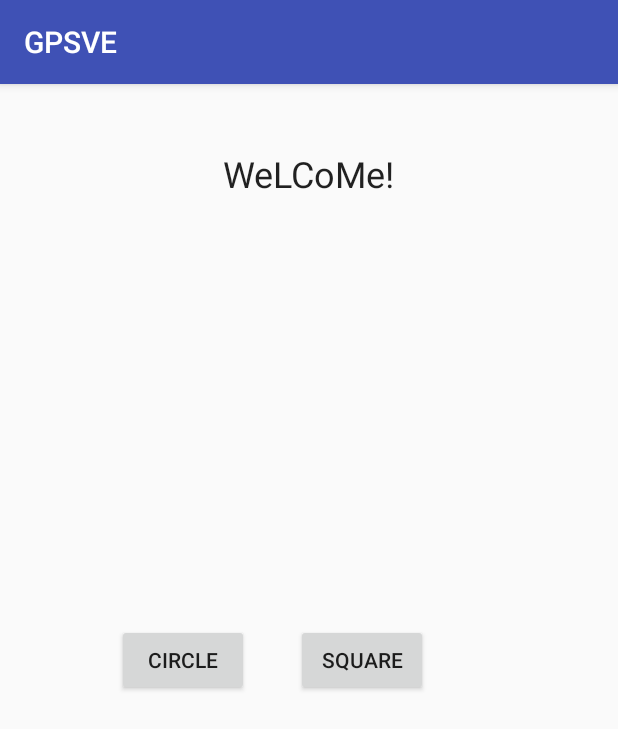
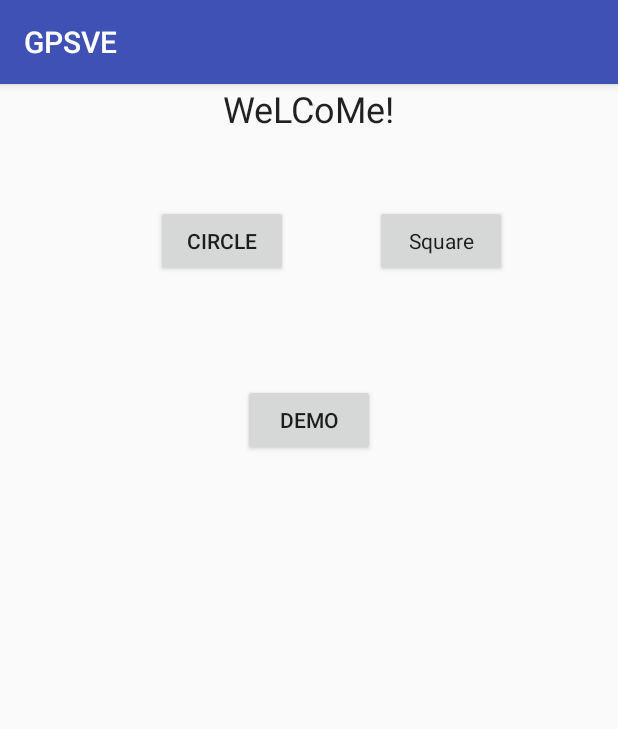
Before and after one commit to PiddePannkauga/GrandPsychedelicSpaceVoyageExperiment, an Android app: the screen it shows after launch (MainActivity), on a phone screen of 412 x 824 dp. Shown: the top 729 px of the screen. Run offline under Robolectric (Android 15) with nearby library versions, the phone set to English and light mode, and no system bars.

Commit message:
Lagt till VisualizerDemo i GPSVE-appen
Read title, bitches

```diff
--- a/Android/GPSVE/app/src/main/AndroidManifest.xml
+++ b/Android/GPSVE/app/src/main/AndroidManifest.xml
@@ -1,6 +1,8 @@
 <?xml version="1.0" encoding="utf-8"?>
 <manifest xmlns:android="http://schemas.android.com/apk/res/android"
     package="gpsve.gpsve">
+
+    <uses-permission android:name="android.permission.RECORD_AUDIO" />
 
     <application
         android:allowBackup="true"
--- a/Android/GPSVE/app/src/main/java/gpsve/gpsve/MainActivity.java
+++ b/Android/GPSVE/app/src/main/java/gpsve/gpsve/MainActivity.java
@@ -1,17 +1,24 @@
 package gpsve.gpsve;
 
+import android.Manifest;
 import android.content.Intent;
+import android.media.MediaPlayer;
+import android.support.v4.app.ActivityCompat;
 import android.support.v7.app.AppCompatActivity;
 import android.os.Bundle;
+import android.util.Log;
 import android.view.View;
 
 public class MainActivity extends AppCompatActivity {
+    private int integer;
 
     @Override
     protected void onCreate(Bundle savedInstanceState) {
         super.onCreate(savedInstanceState);
         setContentView(R.layout.activity_main);
-        //Button buttonCircle = (Button) findViewById(R.id.button_circle);
+        ActivityCompat.requestPermissions(this,
+                new String[]{Manifest.permission.RECORD_AUDIO},
+                integer);
     }
 
     public void startCircle(View view) {
@@ -27,4 +34,11 @@ public class MainActivity extends AppCompatActivity {
         intent.putExtra("pattern", square);
         startActivity(intent);
     }
+
+    public void startDemo(View view) {
+        Intent intent = new Intent(this, PatternActivity.class);
+        String demo = "demo";
+        intent.putExtra("pattern", demo);
+        startActivity(intent);
+    }
 }
--- a/Android/GPSVE/app/src/main/res/layout/activity_main.xml
+++ b/Android/GPSVE/app/src/main/res/layout/activity_main.xml
@@ -5,40 +5,49 @@
     android:layout_width="match_parent"
     android:layout_height="match_parent">
 
-    <Button
-        android:text="Circle"
+    <TextView
+        android:text="WeLCoMe!"
         android:layout_width="wrap_content"
         android:layout_height="wrap_content"
-        android:id="@+id/button_circle"
-        android:layout_marginLeft="78dp"
-        android:layout_marginStart="78dp"
-        android:layout_alignBaseline="@+id/button_square"
-        android:layout_alignBottom="@+id/button_square"
-        android:layout_alignParentLeft="true"
-        android:layout_alignParentStart="true"
-        android:onClick="startCircle" />
+        android:id="@+id/textView"
+        android:textAppearance="@style/TextAppearance.AppCompat.Headline"
+        android:layout_alignParentTop="true"
+        android:layout_centerHorizontal="true" />
+
+    <Button
+        android:text="Demo"
+        android:layout_width="wrap_content"
+        android:layout_height="wrap_content"
+        android:layout_marginTop="71dp"
+        android:id="@+id/button_demo"
+        android:layout_below="@+id/button_circle"
+        android:layout_centerHorizontal="true"
+        android:onClick="startDemo" />
 
     <Button
         android:text="Square"
         android:layout_width="wrap_content"
         android:layout_height="wrap_content"
         android:id="@+id/button_square"
-        android:layout_centerVertical="true"
+        android:onClick="startSquare"
+        android:textAppearance="@style/TextAppearance.AppCompat"
+        android:layout_alignBaseline="@+id/button_circle"
+        android:layout_alignBottom="@+id/button_circle"
         android:layout_toRightOf="@+id/button_circle"
-        android:layout_toEndOf="@+id/button_circle"
-        android:layout_marginLeft="31dp"
-        android:layout_marginStart="31dp"
-        android:onClick="startSquare" />
+        android:layout_toEndOf="@+id/button_circle" />
 
-    <TextView
-        android:text="WeLCoMe!"
+    <Button
+        android:text="Circle"
         android:layout_width="wrap_content"
         android:layout_height="wrap_content"
-        android:layout_alignParentTop="true"
-        android:layout_centerHorizontal="true"
-        android:layout_marginTop="43dp"
-        android:id="@+id/textView"
-        android:textAppearance="@style/TextAppearance.AppCompat.Headline" />
+        android:id="@+id/button_circle"
+        android:onClick="startCircle"
+        android:layout_marginTop="48dp"
+        android:layout_below="@+id/textView"
+        android:layout_alignRight="@+id/button_demo"
+        android:layout_alignEnd="@+id/button_demo"
+        android:layout_marginRight="58dp"
+        android:layout_marginEnd="58dp" />
 
 
 </RelativeLayout>
```
Also changed, not shown: Android/GPSVE/app/src/main/java/gpsve/gpsve/PatternActivity.java (+29 -4 lines), Android/GPSVE/app/src/main/java/gpsve/gpsve/Square.java (+13 -1 lines), Android/GPSVE/app/src/main/java/gpsve/gpsve/VisualizerDemo.java (added, +108 -0 lines), 1 other file.
